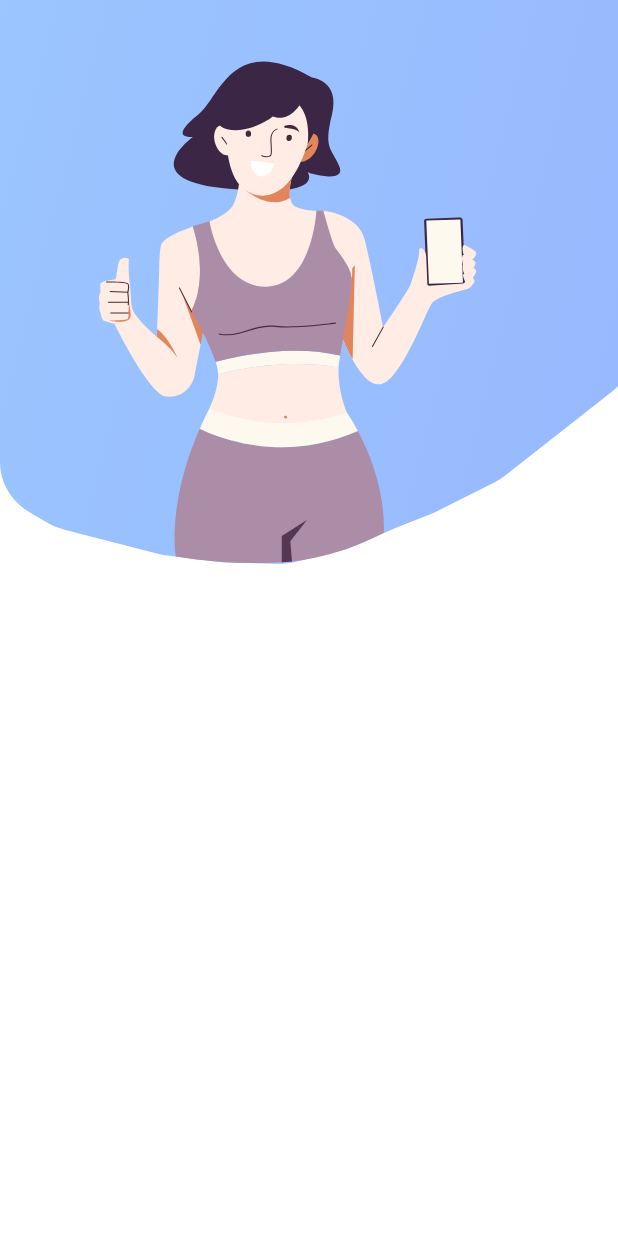
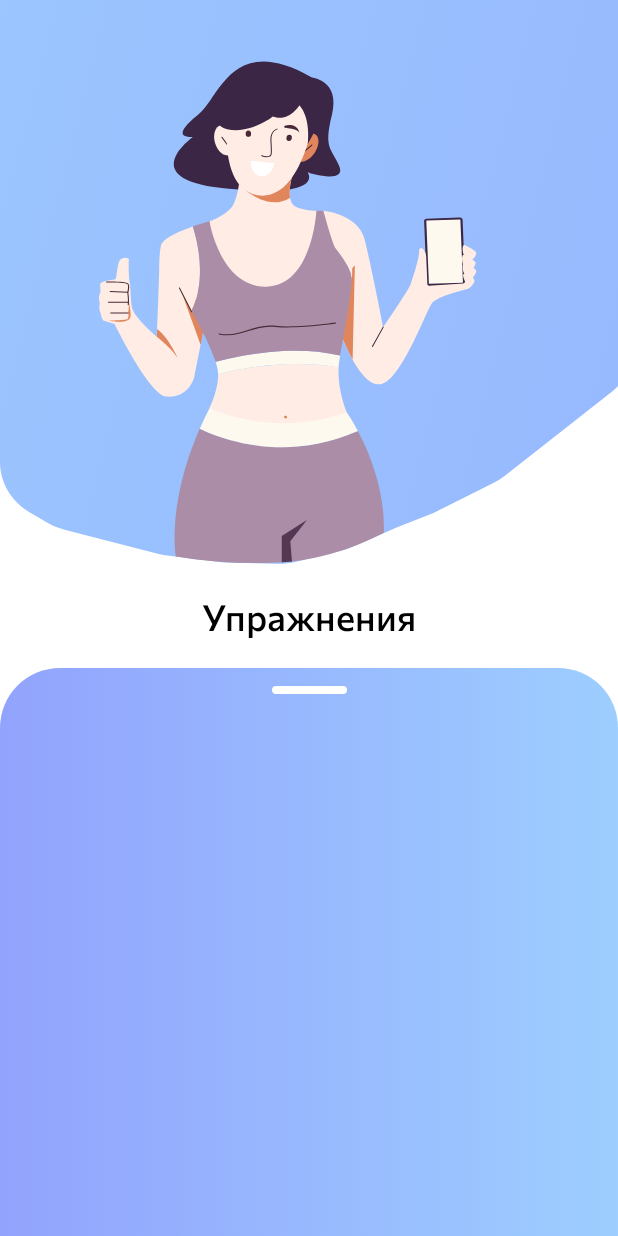
Before and after one commit to diman240798/FitnessApp-Compose, an Android app built with Jetpack Compose: the screen it shows after launch (MainActivity), on a phone screen of 412 x 824 dp. Run offline under Robolectric (Android 15) with nearby library versions, the phone set to English and light mode, and no system bars; our stand-ins replace accompanist.

Commit message:
exercises images, texts, background

```diff
--- /dev/null
+++ b/app/src/main/java/com/yvkalume/fitnessapp/presentation/screen/ExercisesScreen.kt
@@ -0,0 +1,94 @@
+package com.yvkalume.fitnessapp.presentation.screen
+
+import androidx.compose.foundation.Image
+import androidx.compose.foundation.background
+import androidx.compose.foundation.layout.Box
+import androidx.compose.foundation.layout.Column
+import androidx.compose.foundation.layout.fillMaxSize
+import androidx.compose.foundation.layout.fillMaxWidth
+import androidx.compose.foundation.layout.height
+import androidx.compose.foundation.layout.padding
+import androidx.compose.foundation.layout.width
+import androidx.compose.foundation.shape.RoundedCornerShape
+import androidx.compose.material.Text
+import androidx.compose.runtime.Composable
+import androidx.compose.ui.Alignment
+import androidx.compose.ui.Modifier
+import androidx.compose.ui.graphics.Brush
+import androidx.compose.ui.graphics.Color
+import androidx.compose.ui.graphics.vector.ImageVector
+import androidx.compose.ui.layout.ContentScale
+import androidx.compose.ui.res.vectorResource
+import androidx.compose.ui.tooling.preview.Preview
+import androidx.compose.ui.unit.dp
+import com.google.accompanist.pager.ExperimentalPagerApi
+import com.yvkalume.fitnessapp.R
+import com.yvkalume.fitnessapp.presentation.theme.Typography
+
+
+@Composable
+fun ExercisesScreen() {
+    Column(
+        modifier = Modifier
+            .fillMaxSize()
+            .background(Color.White)
+    ) {
+        Image(
+            imageVector = ImageVector.vectorResource(id = R.drawable.ic_exercises_slice),
+            contentDescription = "Android",
+            modifier = Modifier.fillMaxWidth(),
+            contentScale = ContentScale.FillBounds
+        )
+
+        Text(
+            text = "Упражнения",
+            style = Typography.h2,
+            color = Color.Black,
+            modifier = Modifier
+                .align(Alignment.CenterHorizontally)
+                .padding(0.dp, 20.dp)
+        )
+
+        Box(
+            modifier = Modifier
+                .fillMaxSize()
+        ) {
+            Box(
+                modifier = Modifier
+                    .fillMaxSize()
+                    .background(
+                        brush = Brush.horizontalGradient(
+                            colors = listOf(
+                                Color(0xFF92A3FD),
+                                Color(0xFF9DCEFF)
+                            )
+                        ),
+                        shape = RoundedCornerShape(40.dp, 40.dp, 0.dp, 0.dp)
+                    )
+            )
+
+            Column(
+                modifier = Modifier.fillMaxWidth()
+            ) {
+                Box(
+                    modifier = Modifier
+                        .align(Alignment.CenterHorizontally)
+                        .padding(0.dp, 12.dp)
+                        .width(50.dp)
+                        .height(5.dp)
+                        .background(
+                            color = Color.White,
+                            shape = RoundedCornerShape(40.dp)
+                        )
+                )
+            }
+        }
+    }
+}
+
+@Preview
+@Composable
+@ExperimentalPagerApi
+fun ExercisesScreenPreview() {
+    ExercisesScreen()
+}
--- a/app/src/main/java/com/yvkalume/fitnessapp/presentation/screen/MainScreen.kt
+++ b/app/src/main/java/com/yvkalume/fitnessapp/presentation/screen/MainScreen.kt
@@ -1,20 +1,12 @@
 package com.yvkalume.fitnessapp.presentation.screen
 
-import androidx.compose.foundation.Image
 import androidx.compose.foundation.background
-import androidx.compose.foundation.layout.Box
-import androidx.compose.foundation.layout.fillMaxSize
-import androidx.compose.foundation.layout.fillMaxWidth
 import androidx.compose.runtime.Composable
 import androidx.compose.ui.Modifier
 import androidx.compose.ui.graphics.Color
-import androidx.compose.ui.graphics.vector.ImageVector
-import androidx.compose.ui.layout.ContentScale
-import androidx.compose.ui.res.vectorResource
 import androidx.compose.ui.tooling.preview.Preview
 import com.google.accompanist.pager.ExperimentalPagerApi
 import com.google.accompanist.pager.HorizontalPager
-import com.yvkalume.fitnessapp.R
 
 @Composable
 @ExperimentalPagerApi
@@ -28,50 +20,6 @@ fun MainScreen() {
     }
 }
 
-@Composable
-fun ExercisesScreen() {
-    Box(
-        modifier = Modifier
-            .fillMaxSize()
-    ) {
-        Image(
-            imageVector = ImageVector.vectorResource(id = R.drawable.ic_exercises_slice),
-            contentDescription = "Android",
-            modifier = Modifier.fillMaxWidth(),
-            contentScale = ContentScale.FillBounds
-        )
-    }
-}
-
-@Composable
-fun MenProgramsScreen() {
-    Box(
-        modifier = Modifier
-            .fillMaxSize()
-    ) {
-        Image(
-            imageVector = ImageVector.vectorResource(id = R.drawable.ic_men_programs_slice),
-            contentDescription = "Android",
-            modifier = Modifier.fillMaxWidth(),
-            contentScale = ContentScale.FillBounds
-        )
-    }
-}
-
-@Composable
-fun WomenProgramsScreen() {
-    Box(
-        modifier = Modifier.fillMaxSize()
-    ) {
-        Image(
-            imageVector = ImageVector.vectorResource(id = R.drawable.ic_women_programs_slice),
-            contentDescription = "Android",
-            modifier = Modifier.fillMaxWidth(),
-            contentScale = ContentScale.FillBounds
-        )
-    }
-}
-
 
 @Preview
 @Composable
--- a/app/src/main/java/com/yvkalume/fitnessapp/presentation/theme/Type.kt
+++ b/app/src/main/java/com/yvkalume/fitnessapp/presentation/theme/Type.kt
@@ -2,27 +2,32 @@ package com.yvkalume.fitnessapp.presentation.theme
 
 import androidx.compose.material.Typography
 import androidx.compose.ui.text.TextStyle
+import androidx.compose.ui.text.font.Font
 import androidx.compose.ui.text.font.FontFamily
 import androidx.compose.ui.text.font.FontWeight
 import androidx.compose.ui.unit.sp
+import com.yvkalume.fitnessapp.R
+
+val myFontFamily = FontFamily(
+    Font(R.font.commissioner_regular, FontWeight.Normal),
+    Font(R.font.commissioner_medium, FontWeight.Medium),
+    Font(R.font.commissioner_bold, FontWeight.Bold),
+)
 
 // Set of Material typography styles to start with
 val Typography = Typography(
+
     body1 = TextStyle(
-        fontFamily = FontFamily.Default,
+        fontFamily = myFontFamily,
         fontWeight = FontWeight.Normal,
         fontSize = 16.sp
+    ),
+
+    h2 = TextStyle(
+        fontFamily = myFontFamily,
+        fontWeight = FontWeight.Medium,
+        fontSize = 24.sp
     )
-    /* Other default text styles to override
-    button = TextStyle(
-        fontFamily = FontFamily.Default,
-        fontWeight = FontWeight.W500,
-        fontSize = 14.sp
-    ),
-    caption = TextStyle(
-        fontFamily = FontFamily.Default,
-        fontWeight = FontWeight.Normal,
-        fontSize = 12.sp
-    )
-    */
+
+
 )
--- /dev/null
+++ b/app/src/main/res/drawable/ic_white_line.xml
@@ -0,0 +1,6 @@
+<?xml version="1.0" encoding="utf-8"?>
+<shape xmlns:android="http://schemas.android.com/apk/res/android"
+    android:shape="rectangle">
+    <corners android:radius="40dp" />
+    <solid android:color="@color/white" />
+</shape>
```
Also changed, not shown: app/src/main/java/com/yvkalume/fitnessapp/presentation/screen/MenProgramsScreen.kt (added, +55 -0 lines), app/src/main/java/com/yvkalume/fitnessapp/presentation/screen/WomenProgramsScreen.kt (added, +55 -0 lines), app/src/main/res/drawable/bg_rounded_top.xml (added, +10 -0 lines), app/src/main/res/drawable/ic_exercises_abs.xml (added, +27 -0 lines), app/src/main/res/drawable/ic_exercises_back.xml (added, +27 -0 lines), app/src/main/res/drawable/ic_exercises_chest.xml (added, +72 -0 lines), app/src/main/res/drawable/ic_exercises_glutes.xml (added, +65 -0 lines), app/src/main/res/drawable/ic_exercises_hands.xml (added, +27 -0 lines), app/src/main/res/drawable/ic_exercises_legs.xml (added, +27 -0 lines), app/src/main/res/drawable/ic_exercises_shoulders.xml (added, +46 -0 lines), app/src/main/res/font/commissioner_bold.ttf (added), app/src/main/res/font/commissioner_medium.ttf (added), app/src/main/res/font/commissioner_regular.ttf (added).
